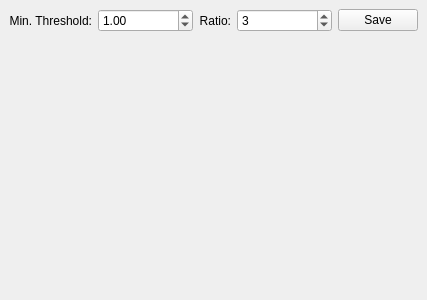
Qt form src/canny.ui (buzzcz/ZVI) before a commit.
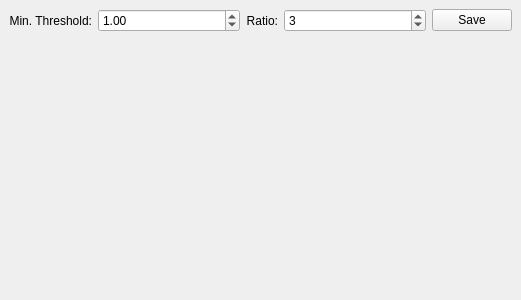
The same form after that commit.

```diff
--- a/src/canny.ui
+++ b/src/canny.ui
@@ -6,7 +6,7 @@
    <rect>
     <x>0</x>
     <y>0</y>
-    <width>427</width>
+    <width>521</width>
     <height>300</height>
    </rect>
   </property>
@@ -107,6 +107,12 @@
         <verstretch>0</verstretch>
        </sizepolicy>
       </property>
+      <property name="minimumSize">
+       <size>
+        <width>1</width>
+        <height>1</height>
+       </size>
+      </property>
       <property name="text">
        <string/>
       </property>
```
